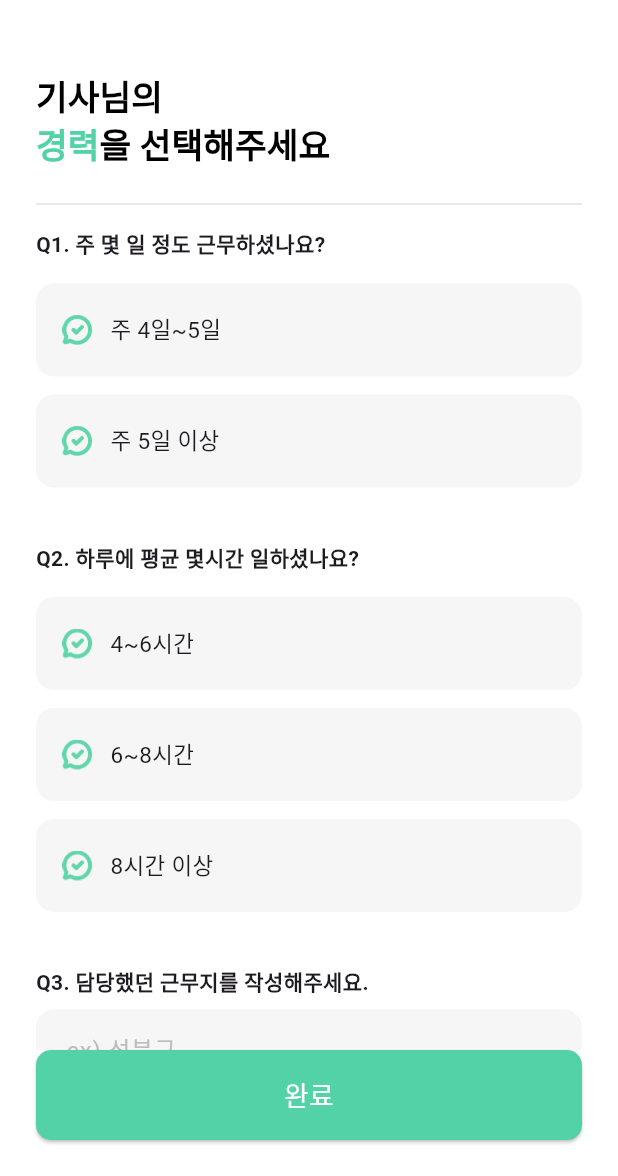
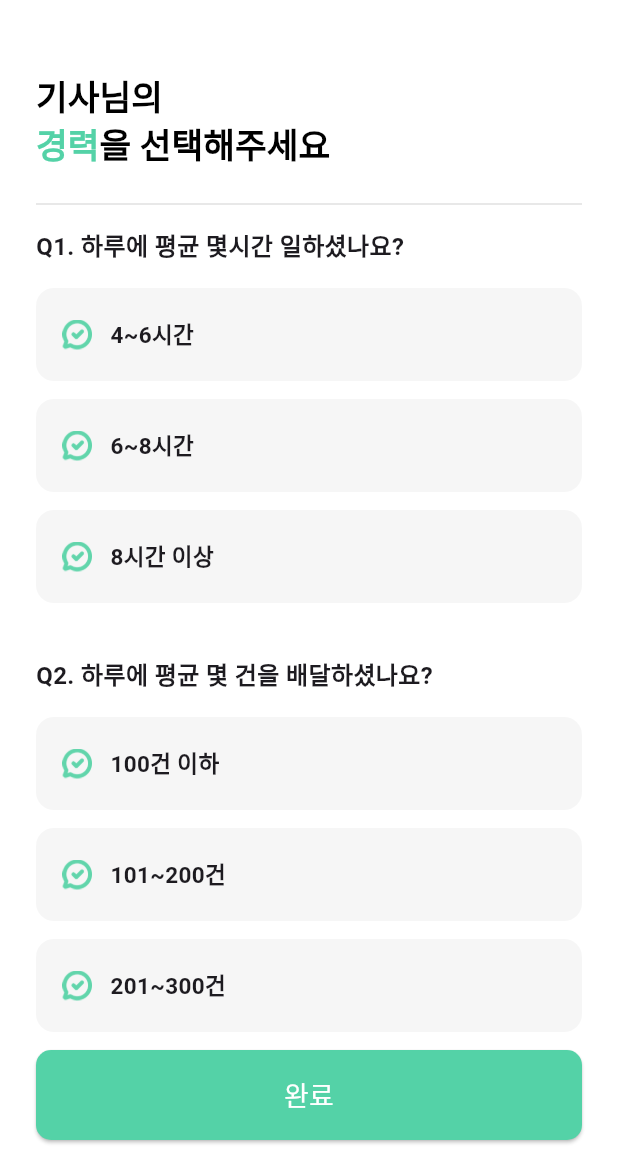
Before and after one commit to Shim-Box/shimbox_frontend_app, a Flutter app: the ExperienceDetailPage screen opened by its route, on a phone screen of 412 x 824 dp, the part 60-1236 px from its top. Run offline on Flutter 3.47's test engine with Material 3 defaults, Android fonts, the light colour scheme and no system bars.

Commit message:
스플래쉬 / 시작 / 로그인 / 회원가입
스플래쉬 / 시작 / 로그인 / 회원가입 all 퍼블 완료

```diff
--- a/lib/config/routes.dart
+++ b/lib/config/routes.dart
@@ -8,6 +8,7 @@ import '../pages/signup/signup_account.dart'; //회원가입 아디비번
 import '../pages/signup/signup_license.dart'; //회원가입 자격증
 import '../pages/signup/signup_experience.dart'; //회원가입 경력 선택
 import '../pages/signup/signup_detail.dart'; //회원가입 경력 자세히
+import '../pages/signup/signup_health.dart'; //건강 상태
 import '../pages/signup/signup_waiting.dart'; //승인 대기
 
 final Map<String, WidgetBuilder> appRoutes = {
@@ -19,5 +20,6 @@ final Map<String, WidgetBuilder> appRoutes = {
   '/signup_license': (context) => const LicenseVerifyPage(),
   '/signup_experience': (context) => const ExperienceSelectPage(),
   '/signup_detail': (context) => const ExperienceDetailPage(),
+  '/signup_health': (context) => const SignupHealthPage(),
   '/signup_waiting': (context) => const SignupCompletePage(),
 };
--- a/lib/pages/signup/signup_detail.dart
+++ b/lib/pages/signup/signup_detail.dart
@@ -8,15 +8,8 @@ class ExperienceDetailPage extends StatefulWidget {
 }
 
 class _ExperienceDetailPageState extends State<ExperienceDetailPage> {
-  int? _selectedDays;
   int? _selectedHours;
-  final _areaController = TextEditingController();
-
-  @override
-  void dispose() {
-    _areaController.dispose();
-    super.dispose();
-  }
+  int? _selectedDeliveries;
 
   Widget buildOption({
     required String text,
@@ -46,7 +39,10 @@ class _ExperienceDetailPageState extends State<ExperienceDetailPage> {
               height: 20,
             ),
             const SizedBox(width: 12),
-            Text(text, style: const TextStyle(fontSize: 15)),
+            Text(
+              text,
+              style: const TextStyle(fontSize: 15, fontWeight: FontWeight.bold),
+            ),
           ],
         ),
       ),
@@ -104,25 +100,8 @@ class _ExperienceDetailPageState extends State<ExperienceDetailPage> {
               const Divider(thickness: 1, color: Color(0xFFE0E0E0), height: 32),
 
               const Text(
-                'Q1. 주 몇 일 정도 근무하셨나요?',
-                style: TextStyle(fontWeight: FontWeight.bold),
-              ),
-              const SizedBox(height: 10),
-              buildOption(
-                text: '주 4일~5일',
-                selected: _selectedDays == 0,
-                onTap: () => setState(() => _selectedDays = 0),
-              ),
-              buildOption(
-                text: '주 5일 이상',
-                selected: _selectedDays == 1,
-                onTap: () => setState(() => _selectedDays = 1),
-              ),
-
-              const SizedBox(height: 30),
-              const Text(
-                'Q2. 하루에 평균 몇시간 일하셨나요?',
-                style: TextStyle(fontWeight: FontWeight.bold),
+                'Q1. 하루에 평균 몇시간 일하셨나요?',
+                style: TextStyle(fontWeight: FontWeight.bold, fontSize: 16),
               ),
               const SizedBox(height: 10),
               buildOption(
@@ -143,27 +122,31 @@ class _ExperienceDetailPageState extends State<ExperienceDetailPage> {
 
               const SizedBox(height: 30),
               const Text(
-                'Q3. 담당했던 근무지를 작성해주세요.',
-                style: TextStyle(fontWeight: FontWeight.bold),
+                'Q2. 하루에 평균 몇 건을 배달하셨나요?',
+                style: TextStyle(fontWeight: FontWeight.bold, fontSize: 16),
               ),
-              const SizedBox(height: 8),
-              TextField(
-                controller: _areaController,
-                decoration: InputDecoration(
-                  hintText: 'ex) 성북구',
-                  hintStyle: const TextStyle(color: Color(0xFFBDBDBD)),
-                  filled: true,
-                  fillColor: const Color(0xFFF6F6F6),
-                  border: OutlineInputBorder(
-                    borderRadius: BorderRadius.circular(12),
-                    borderSide: BorderSide.none,
-                  ),
-                  contentPadding: const EdgeInsets.symmetric(
-                    horizontal: 16,
-                    vertical: 14,
-                  ),
-                ),
+              const SizedBox(height: 10),
+              buildOption(
+                text: '100건 이하',
+                selected: _selectedDeliveries == 0,
+                onTap: () => setState(() => _selectedDeliveries = 0),
               ),
+              buildOption(
+                text: '101~200건',
+                selected: _selectedDeliveries == 1,
+                onTap: () => setState(() => _selectedDeliveries = 1),
+              ),
+              buildOption(
+                text: '201~300건',
+                selected: _selectedDeliveries == 2,
+                onTap: () => setState(() => _selectedDeliveries = 2),
+              ),
+              buildOption(
+                text: '300건 이상',
+                selected: _selectedDeliveries == 3,
+                onTap: () => setState(() => _selectedDeliveries = 3),
+              ),
+
               const SizedBox(height: 20),
             ],
           ),
@@ -176,7 +159,7 @@ class _ExperienceDetailPageState extends State<ExperienceDetailPage> {
           width: double.infinity,
           child: ElevatedButton(
             onPressed: () {
-              Navigator.pushNamed(context, '/signup_waiting');
+              Navigator.pushNamed(context, '/signup_health');
             },
             style: ElevatedButton.styleFrom(
               backgroundColor: const Color(0xFF54D2A7),
```
Also changed, not shown: lib/pages/signup/signup_health.dart (added, +123 -0 lines).
